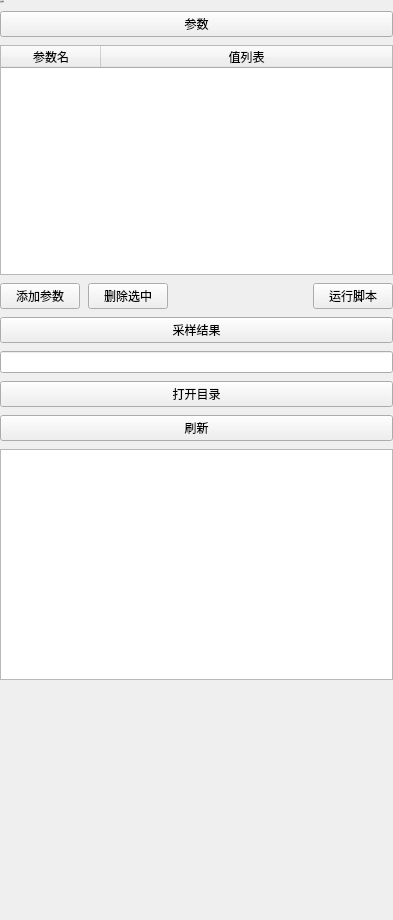
Before: the Qt Designer form plugins/Base_SurrogateModel/OrthogonalSampling.ui in asd977/base_cae, drawn with Qt 5.
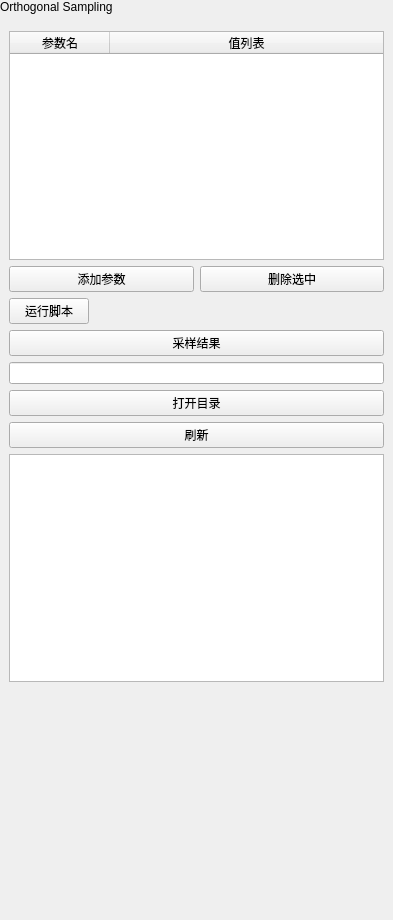
After: the same form once the commit is applied.

```diff
--- a/plugins/Base_SurrogateModel/OrthogonalSampling.ui
+++ b/plugins/Base_SurrogateModel/OrthogonalSampling.ui
@@ -27,30 +27,38 @@
     <number>0</number>
    </property>
    <property name="bottomMargin">
-    <number>10</number>
+    <number>0</number>
    </property>
    <item>
-    <widget class="QLabel" name="pageNameLabel">
-     <property name="font">
-      <font>
-       <family>Microsoft YaHei</family>
-       <pointsize>-1</pointsize>
-       <weight>50</weight>
-       <bold>false</bold>
-      </font>
+    <widget class="QLabel" name="pageHeaderLabel">
+     <property name="sizePolicy">
+      <sizepolicy hsizetype="Preferred" vsizetype="Fixed">
+       <horstretch>0</horstretch>
+       <verstretch>0</verstretch>
+      </sizepolicy>
      </property>
      <property name="text">
-      <string>正交采样</string>
+      <string>Orthogonal Sampling</string>
      </property>
     </widget>
    </item>
    <item>
-    <widget class="QPushButton" name="sectionTitleButton">
-     <property name="text">
-      <string>参数</string>
+    <layout class="QVBoxLayout" name="contentLayout">
+     <property name="leftMargin">
+      <number>9</number>
      </property>
-    </widget>
-   </item>
+     <property name="topMargin">
+      <number>9</number>
+     </property>
+     <property name="rightMargin">
+      <number>9</number>
+     </property>
+     <property name="bottomMargin">
+      <number>9</number>
+     </property>
+     <property name="spacing">
+      <number>6</number>
+     </property>
    <item>
     <widget class="QTableWidget" name="m_paramTable">
      <property name="editTriggers">
@@ -87,10 +95,18 @@
        <string>值列表</string>
       </property>
      </column>
+       <property name="minimumSize">
+        <size>
+         <width>10</width>
+         <height>0</height>
+        </size>
+       </property>
     </widget>
    </item>
    <item>
-    <layout class="QHBoxLayout" name="btnRow">
+      <layout class="QVBoxLayout" name="btnRow">
+       <item>
+        <layout class="QHBoxLayout" name="btnRowUpper">
      <item>
       <widget class="QPushButton" name="m_addBtn">
        <property name="text">
@@ -105,6 +121,17 @@
        </property>
       </widget>
      </item>
+        </layout>
+       </item>
+       <item>
+        <layout class="QHBoxLayout" name="btnRowLower">
+         <item>
+          <widget class="QPushButton" name="m_runBtn">
+           <property name="text">
+            <string>运行脚本</string>
+           </property>
+          </widget>
+         </item>
      <item>
       <spacer name="horizontalSpacer">
        <property name="orientation">
@@ -118,12 +145,7 @@
        </property>
       </spacer>
      </item>
-     <item>
-      <widget class="QPushButton" name="m_runBtn">
-       <property name="text">
-        <string>运行脚本</string>
-       </property>
-      </widget>
+        </layout>
      </item>
     </layout>
    </item>
@@ -135,7 +157,14 @@
     </widget>
    </item>
    <item>
-    <widget class="QLineEdit" name="outputDirEdit" />
+      <widget class="QLineEdit" name="outputDirEdit">
+       <property name="minimumSize">
+        <size>
+         <width>10</width>
+         <height>0</height>
+        </size>
+       </property>
+      </widget>
    </item>
    <item>
     <widget class="QPushButton" name="openFolderBtn">
@@ -152,7 +181,17 @@
     </widget>
    </item>
    <item>
-    <widget class="QTableWidget" name="sampleTable" />
+      <widget class="QTableWidget" name="sampleTable">
+       <attribute name="horizontalHeaderStretchLastSection">
+        <bool>true</bool>
+       </attribute>
+       <property name="minimumSize">
+        <size>
+         <width>10</width>
+         <height>0</height>
+        </size>
+       </property>
+      </widget>
    </item>
    <item>
     <spacer name="verticalSpacer">
@@ -166,6 +205,8 @@
       </size>
      </property>
     </spacer>
+     </item>
+    </layout>
    </item>
   </layout>
  </widget>
```
Left out of the diff: 2 changed lines with no effect on the pictures. Lines whose indentation alone changed are shown as unchanged.
